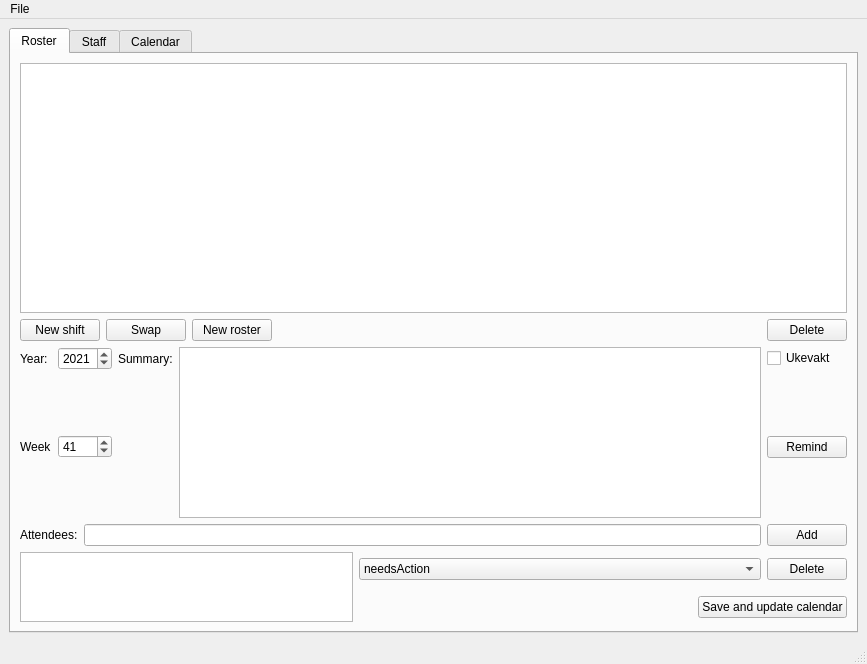
isaksengeir/appNRIS, file UI/MainWindow.ui: the form before one commit.
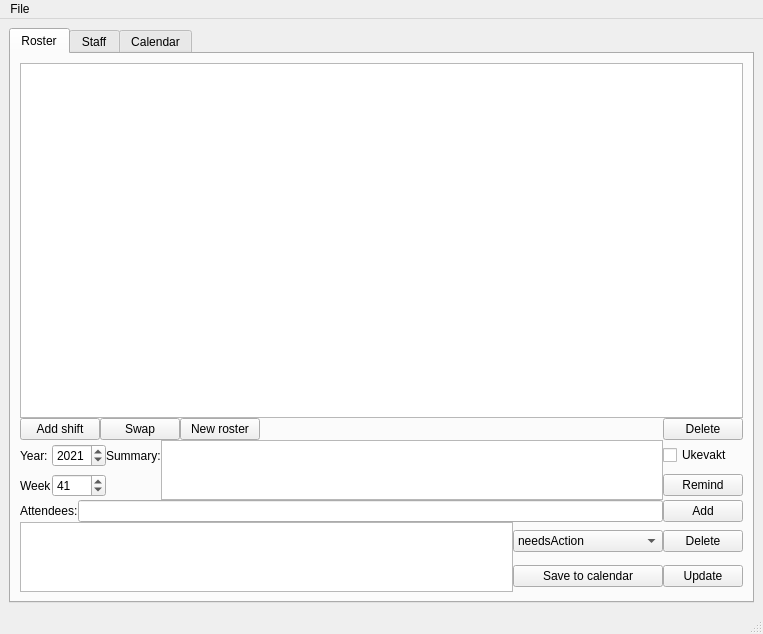
The form after the commit. Icons and pictures are not drawn.

Diff of the .ui file:
```diff
--- a/UI/MainWindow.ui
+++ b/UI/MainWindow.ui
@@ -6,13 +6,24 @@
    <rect>
     <x>0</x>
     <y>0</y>
-    <width>867</width>
-    <height>664</height>
+    <width>763</width>
+    <height>634</height>
    </rect>
   </property>
   <property name="windowTitle">
    <string>MainWindow</string>
   </property>
+  <property name="styleSheet">
+   <string notr="true">/*QMainWindow {
+background-image: url(:/background/icons/NRIS Zoom background.jpg);
+}
+
+QTableWidget, QPlainTextEdit, QLineEdit, QListWidget, QPushButton, QSpinBox, QCheckBox, QComboBox {
+background-color: rgba(220, 220, 220, 50);
+color: rgb(220,220,220);
+}
+*/</string>
+  </property>
   <widget class="QWidget" name="centralwidget">
    <layout class="QVBoxLayout" name="verticalLayout">
     <item>
@@ -24,8 +35,16 @@
        <attribute name="title">
         <string>Roster</string>
        </attribute>
-       <layout class="QVBoxLayout" name="verticalLayout_3">
+       <layout class="QHBoxLayout" name="horizontalLayout">
         <item>
+         <layout class="QGridLayout" name="gridLayout_11">
+          <property name="bottomMargin">
+           <number>0</number>
+          </property>
+          <property name="verticalSpacing">
+           <number>0</number>
+          </property>
+          <item row="0" column="0">
          <widget class="QTableWidget" name="tableRoster">
           <property name="minimumSize">
            <size>
@@ -44,12 +63,12 @@
           </attribute>
          </widget>
         </item>
-        <item>
+          <item row="1" column="0">
          <layout class="QGridLayout" name="gridLayout_8">
           <item row="0" column="0">
            <widget class="QPushButton" name="button_new_shift">
             <property name="text">
-             <string>New shift</string>
+               <string>Add shift</string>
             </property>
            </widget>
           </item>
@@ -89,8 +108,11 @@
           </item>
          </layout>
         </item>
-        <item>
+          <item row="2" column="0">
          <layout class="QGridLayout" name="gridLayout_7">
+            <property name="spacing">
+             <number>-1</number>
+            </property>
           <item row="0" column="0">
            <widget class="QLabel" name="label_14">
             <property name="text">
@@ -118,9 +140,6 @@
             </property>
            </widget>
           </item>
-          <item row="0" column="3" rowspan="2">
-           <widget class="QPlainTextEdit" name="plainTextEdit_summary"/>
-          </item>
           <item row="0" column="4">
            <widget class="QCheckBox" name="checkBox_ukevakt">
             <property name="text">
@@ -148,19 +167,6 @@
             </property>
            </widget>
           </item>
-          <item row="1" column="2">
-           <spacer name="verticalSpacer_5">
-            <property name="orientation">
-             <enum>Qt::Vertical</enum>
-            </property>
-            <property name="sizeHint" stdset="0">
-             <size>
-              <width>17</width>
-              <height>18</height>
-             </size>
-            </property>
-           </spacer>
-          </item>
           <item row="1" column="4">
            <widget class="QPushButton" name="button_reminer">
             <property name="text">
@@ -168,34 +174,26 @@
             </property>
            </widget>
           </item>
-         </layout>
-        </item>
-        <item>
-         <layout class="QGridLayout" name="gridLayout_10">
-          <item row="0" column="0">
-           <widget class="QLabel" name="label_12">
-            <property name="text">
-             <string>Attendees:</string>
+            <item row="0" column="3" rowspan="2">
+             <widget class="QPlainTextEdit" name="plainTextEdit_summary">
+              <property name="maximumSize">
+               <size>
+                <width>16777215</width>
+                <height>60</height>
+               </size>
             </property>
            </widget>
           </item>
-          <item row="0" column="1">
-           <widget class="QLineEdit" name="lineEdit_new_attendee"/>
-          </item>
-          <item row="0" column="2">
-           <widget class="QPushButton" name="button_add_attendee">
-            <property name="text">
-             <string>Add</string>
-            </property>
-           </widget>
-          </item>
-         </layout>
-        </item>
-        <item>
+           </layout>
+          </item>
+          <item row="4" column="0">
          <layout class="QGridLayout" name="gridLayout_9">
-          <item row="0" column="0" rowspan="2">
-           <widget class="QListWidget" name="listWidget_attendees"/>
-          </item>
+            <property name="bottomMargin">
+             <number>0</number>
+            </property>
+            <property name="spacing">
+             <number>-1</number>
+            </property>
           <item row="0" column="1" colspan="2">
            <widget class="QComboBox" name="comboBox_status">
             <property name="minimumSize">
@@ -224,11 +222,6 @@
               <string>tentative</string>
              </property>
             </item>
-            <item>
-             <property name="text">
-              <string>who knows...</string>
-             </property>
-            </item>
            </widget>
           </item>
           <item row="0" column="3">
@@ -238,25 +231,45 @@
             </property>
            </widget>
           </item>
-          <item row="1" column="1">
-           <spacer name="horizontalSpacer_3">
-            <property name="orientation">
-             <enum>Qt::Horizontal</enum>
-            </property>
-            <property name="sizeHint" stdset="0">
-             <size>
-              <width>40</width>
-              <height>20</height>
-             </size>
-            </property>
-           </spacer>
-          </item>
-          <item row="1" column="2" colspan="2">
-           <widget class="QPushButton" name="button_save_event">
+            <item row="1" column="1" colspan="2">
+             <widget class="QPushButton" name="button_save_changes">
+              <property name="text">
+               <string>Save to calendar</string>
+              </property>
+             </widget>
+            </item>
+            <item row="1" column="3">
+             <widget class="QPushButton" name="button_update">
+              <property name="text">
+               <string>Update</string>
+              </property>
+             </widget>
+            </item>
+            <item row="0" column="0" rowspan="2">
+             <widget class="QListWidget" name="listWidget_attendees"/>
+            </item>
+           </layout>
+          </item>
+          <item row="3" column="0">
+           <layout class="QGridLayout" name="gridLayout_10">
+            <item row="0" column="0">
+             <widget class="QLabel" name="label_12">
             <property name="text">
-             <string>Save and update calendar</string>
-            </property>
-           </widget>
+               <string>Attendees:</string>
+              </property>
+             </widget>
+            </item>
+            <item row="0" column="1">
+             <widget class="QLineEdit" name="lineEdit_new_attendee"/>
+            </item>
+            <item row="0" column="2">
+             <widget class="QPushButton" name="button_add_attendee">
+              <property name="text">
+               <string>Add</string>
+              </property>
+             </widget>
+            </item>
+           </layout>
           </item>
          </layout>
         </item>
@@ -456,7 +469,7 @@
     <rect>
      <x>0</x>
      <y>0</y>
-     <width>867</width>
+     <width>763</width>
      <height>22</height>
     </rect>
    </property>
```
Left out of the diff: 4 changed lines with no effect on the pictures. Lines whose indentation alone changed are shown as unchanged.
